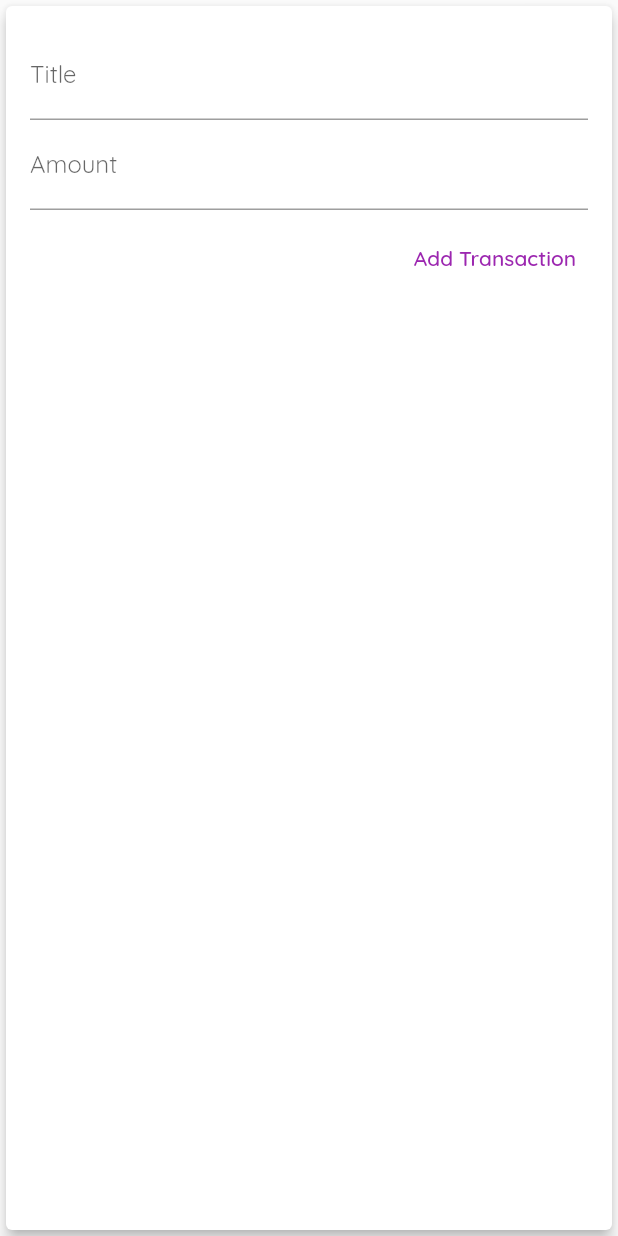
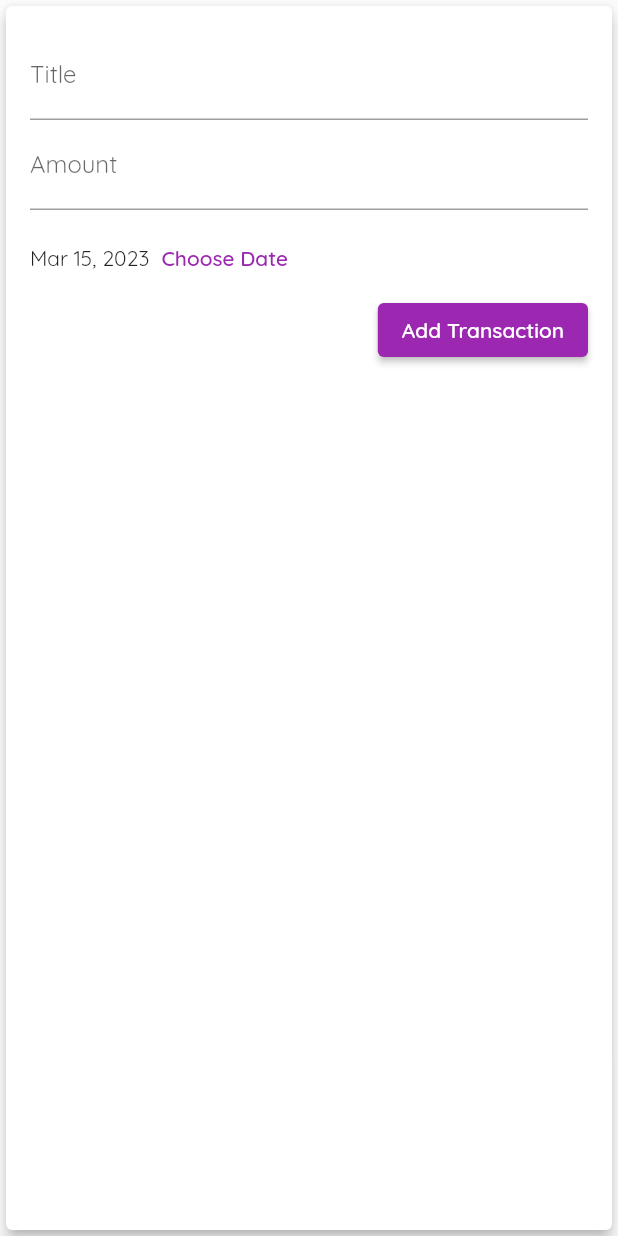
Before and after one commit to vaibhav-jani/the_flutter_project, a Flutter app: the NewTransaction widget shown alone on an empty page, opened directly with empty values, after a tap on "Add Transaction", on a phone screen of 412 x 824 dp. Run offline on Flutter 3.47's test engine with Material 2 defaults, Android fonts, the phone set to English and light mode, and no system bars; missing offline and left inert: dart:ffi.

Commit message:
Added date picker

```diff
--- a/lib/expense/chart_bar.dart
+++ b/lib/expense/chart_bar.dart
@@ -15,7 +15,7 @@ class Chartbar extends StatelessWidget {
         SizedBox(
           height: 20,
           child: FittedBox(
-            child: Text('\$${spendingAmount.toStringAsFixed(2)}'),
+            child: Text('\$${spendingAmount.toStringAsFixed(0)}'),
           ),
         ),
         const SizedBox(
@@ -25,6 +25,7 @@ class Chartbar extends StatelessWidget {
           height: 60,
           width: 10,
           child: Stack(
+            alignment: Alignment.bottomCenter,
             children: [
               Container(
                 decoration: BoxDecoration(
--- a/lib/expense/new_transaction.dart
+++ b/lib/expense/new_transaction.dart
@@ -1,7 +1,9 @@
 import 'package:flutter/material.dart';
+import 'package:intl/intl.dart';
 
 class NewTransaction extends StatefulWidget {
-  final Function(String title, double amount) _addNewTransaction;
+  final Function(String title, double amount, DateTime dateTime)
+      _addNewTransaction;
 
   const NewTransaction(this._addNewTransaction, {super.key});
 
@@ -12,20 +14,37 @@ class NewTransaction extends StatefulWidget {
 }
 
 class _NewTransactionState extends State<NewTransaction> {
-  final titleController = TextEditingController();
-  final amountController = TextEditingController();
+  final _titleController = TextEditingController();
+  final _amountController = TextEditingController();
+  DateTime _pickedDate = DateTime.now();
 
   _addTransaction() {
-    var title = titleController.value.text;
-    var value = double.parse(amountController.value.text);
+    var title = _titleController.value.text;
+    var value = double.parse(_amountController.value.text);
     if (title.isEmpty || value < 0) {
       return;
     }
-    widget._addNewTransaction(
-      title,
-      value,
+    widget._addNewTransaction(title, value, _pickedDate);
+    Navigator.of(context).pop();
+  }
+
+  void _presentDatePicker() {
+    showDatePicker(
+      context: context,
+      initialDate: DateTime.now(),
+      firstDate: DateTime(2023),
+      lastDate: DateTime.now(),
+    ).then(
+      (value) {
+        if (value != null) {
+          setState(
+            () {
+              _pickedDate = value;
+            },
+          );
+        }
+      },
     );
-    Navigator.of(context).pop();
   }
 
   @override
@@ -41,26 +60,37 @@ class _NewTransactionState extends State<NewTransaction> {
               decoration: const InputDecoration(
                 labelText: "Title",
               ),
-              controller: titleController,
+              controller: _titleController,
             ),
             TextField(
               decoration: const InputDecoration(
                 labelText: "Amount",
               ),
-              controller: amountController,
+              controller: _amountController,
               keyboardType: TextInputType.number,
               onSubmitted: (text) {
                 _addTransaction();
               },
             ),
             const Padding(padding: EdgeInsets.all(4)),
-            TextButton(
+            Row(
+              children: [
+                //const Text('No date chosen !'),
+                Text(DateFormat.yMMMd().format(_pickedDate)),
+                TextButton(
+                  onPressed: () {
+                    _presentDatePicker();
+                  },
+                  child: const Text("Choose Date"),
+                )
+              ],
+            ),
+            ElevatedButton(
               onPressed: () {
                 _addTransaction();
               },
               child: const Text(
                 "Add Transaction",
-                style: TextStyle(color: Colors.purple),
               ),
             )
           ],
--- a/lib/expense/user_transactions.dart
+++ b/lib/expense/user_transactions.dart
@@ -21,12 +21,12 @@ class _UserTransactionsState extends State<UserTransactions> {
     Transaction('t2', "Weekly Groceries", 16.53, DateTime.now()),
   ];
 
-  void _addNewTransaction(String title, double amount) {
+  void _addNewTransaction(String title, double amount, DateTime dateTime) {
     final newTx = Transaction(
       DateTime.now().microsecond.toString(),
       title,
       amount,
-      DateTime.now(),
+      dateTime,
     );
     setState(() {
       _userTransactions.add(newTx);
```
